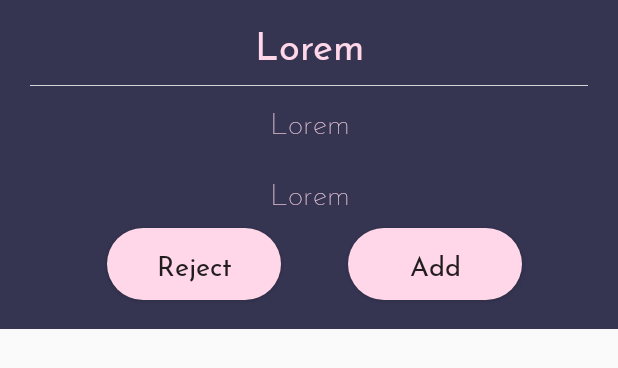
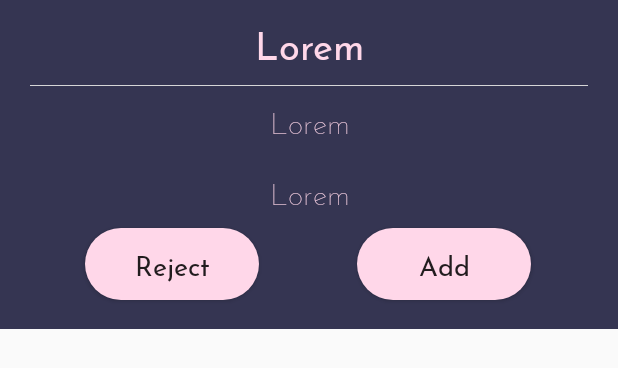
Before and after one commit to gtrixic/lets-meat-up, an Android app: the layout restaurant_dialog.xml on its own in the app's theme, with its tools: preview values and no code run, on a phone screen of 412 x 824 dp. Shown: the top 368 px of the screen. Run offline under Robolectric (Android 15) with nearby library versions, the phone set to English and light mode, and no system bars.

Commit message:
changed constraints on activity (in progress)

```diff
--- a/app/src/main/res/layout/activity_view_user_request.xml
+++ b/app/src/main/res/layout/activity_view_user_request.xml
@@ -40,11 +40,11 @@
         android:text="User Requests"
         android:textColor="#FFFFFF"
         android:textSize="24sp"
-        app:layout_constraintBottom_toTopOf="@+id/AURecyclerView"
+        app:layout_constraintBottom_toBottomOf="parent"
         app:layout_constraintEnd_toEndOf="parent"
         app:layout_constraintStart_toStartOf="parent"
         app:layout_constraintTop_toTopOf="parent"
-        app:layout_constraintVertical_bias="0.45" />
+        app:layout_constraintVertical_bias="0.04" />
 
     <ImageButton
         android:id="@+id/helpButton"
--- a/app/src/main/res/layout/restaurant_dialog.xml
+++ b/app/src/main/res/layout/restaurant_dialog.xml
@@ -74,8 +74,8 @@
         android:text="Reject"
         android:textAllCaps="false"
         android:textSize="18sp"
-        app:layout_constraintEnd_toEndOf="parent"
-        app:layout_constraintHorizontal_bias="0.2"
+        app:layout_constraintEnd_toStartOf="@+id/textView7"
+        app:layout_constraintHorizontal_bias="0.52"
         app:layout_constraintStart_toStartOf="parent"
         app:layout_constraintTop_toBottomOf="@+id/restType" />
 
@@ -89,7 +89,8 @@
         android:textAllCaps="false"
         android:textSize="18sp"
         app:layout_constraintEnd_toEndOf="parent"
-        app:layout_constraintStart_toEndOf="@+id/rejectRestButton"
+        app:layout_constraintHorizontal_bias="0.46"
+        app:layout_constraintStart_toEndOf="@+id/textView7"
         app:layout_constraintTop_toBottomOf="@+id/restType" />
 
     <TextView
@@ -100,4 +101,13 @@
         app:layout_constraintHorizontal_bias="0.498"
         app:layout_constraintStart_toStartOf="parent"
         app:layout_constraintTop_toBottomOf="@+id/rejectRestButton" />
+
+    <TextView
+        android:id="@+id/textView7"
+        android:layout_width="wrap_content"
+        android:layout_height="wrap_content"
+        app:layout_constraintBottom_toTopOf="@+id/empty"
+        app:layout_constraintEnd_toEndOf="parent"
+        app:layout_constraintStart_toStartOf="parent"
+        app:layout_constraintTop_toBottomOf="@+id/restType" />
 </androidx.constraintlayout.widget.ConstraintLayout>
--- a/app/src/main/res/layout/spinner_dropdown_layout.xml
+++ b/app/src/main/res/layout/spinner_dropdown_layout.xml
@@ -1,8 +1,8 @@
 <?xml version="1.0" encoding="utf-8"?>
-<CheckedTextView xmlns:android="http://schemas.android.com/apk/res/android"
+<TextView xmlns:android="http://schemas.android.com/apk/res/android"
     android:layout_width="match_parent"
     android:layout_height="wrap_content"
-    android:background="@drawable/pickuserbutton"
+    android:background="#353552"
     android:fontFamily="@font/josefinsanslight"
     android:padding="10dp"
     android:text="text"
@@ -10,4 +10,4 @@
     android:textColorHint="#FFFFFF"
     android:textSize="20sp">
 
-</CheckedTextView>
+</TextView>
--- a/app/src/main/res/values/colors.xml
+++ b/app/src/main/res/values/colors.xml
@@ -4,5 +4,4 @@
     <color name="colorPrimaryDark">#353552</color>
     <color name="colorAccent">#03DAC5</color>
     <color name="my_spinner_text_color">#FFFFFF</color>
-
 </resources>
--- a/app/src/main/res/values/styles.xml
+++ b/app/src/main/res/values/styles.xml
@@ -25,7 +25,7 @@
     <style name="AppTheme.AppBarOverlay" parent="ThemeOverlay.AppCompat.Dark.ActionBar" />
 
     <style name="AppTheme.PopupOverlay" parent="ThemeOverlay.AppCompat.Light" />
-    <style name="spinner_style"  parent="android:TextAppearance.Widget.TextView.SpinnerItem">
+    <style name="spinner_style">
         <item name="android:textColor">@color/my_spinner_text_color</item>
         <item name="android:fontFamily">@font/josefinsanslight</item>
         <item name="android:textSize">18sp</item>
```
Also changed, not shown: app/src/main/res/layout/activity_edit_user_profile.xml (+8 -5 lines).
